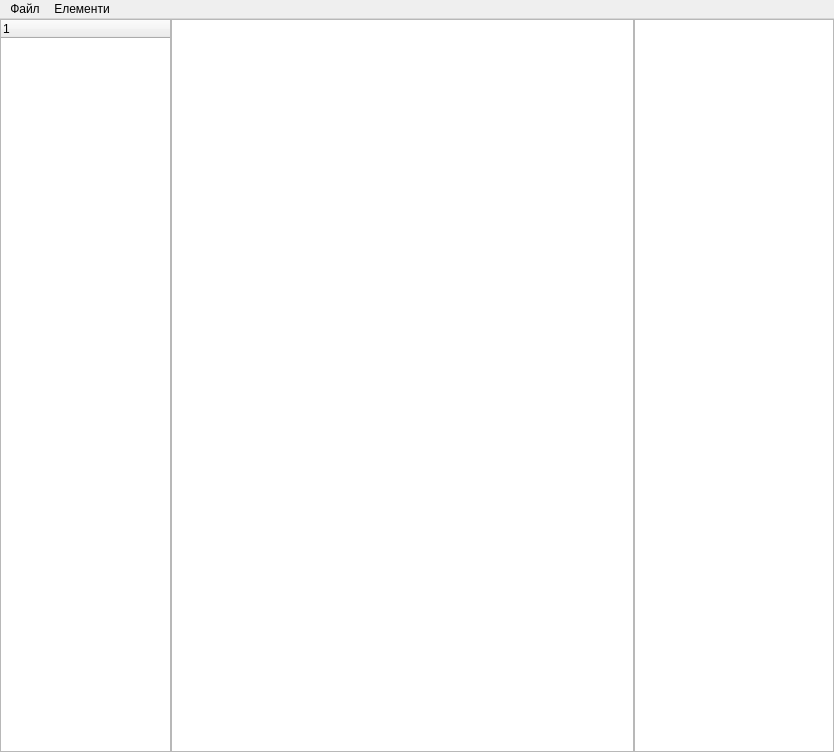
The window that mainwindow.ui (nazarlamer/Painting) describes before a commit, drawn with Qt 5.
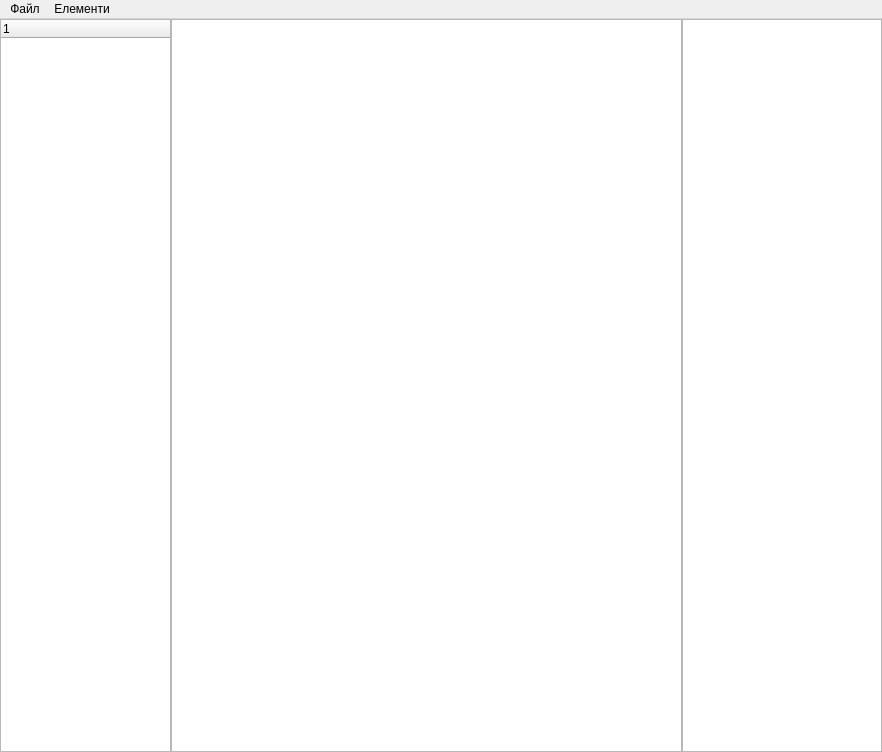
The same window after the commit. Custom widgets are drawn as their Qt base class.

Commit message: Add Key ESC

Diff of the .ui file:
```diff
--- a/mainwindow.ui
+++ b/mainwindow.ui
@@ -6,7 +6,7 @@
    <rect>
     <x>0</x>
     <y>0</y>
-    <width>834</width>
+    <width>882</width>
     <height>752</height>
    </rect>
   </property>
@@ -82,6 +82,12 @@
             <verstretch>0</verstretch>
            </sizepolicy>
           </property>
+          <property name="minimumSize">
+           <size>
+            <width>200</width>
+            <height>0</height>
+           </size>
+          </property>
           <property name="maximumSize">
            <size>
             <width>200</width>
@@ -129,7 +135,7 @@
     <rect>
      <x>0</x>
      <y>0</y>
-     <width>834</width>
+     <width>882</width>
      <height>18</height>
     </rect>
    </property>
```
Left out of the diff: 2 changed lines with no effect on the pictures. The commit also changes 1 other file.
